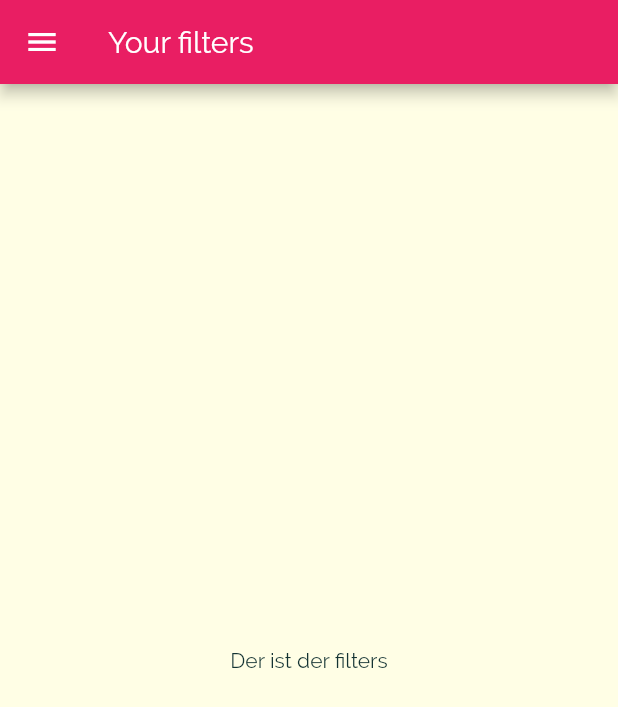
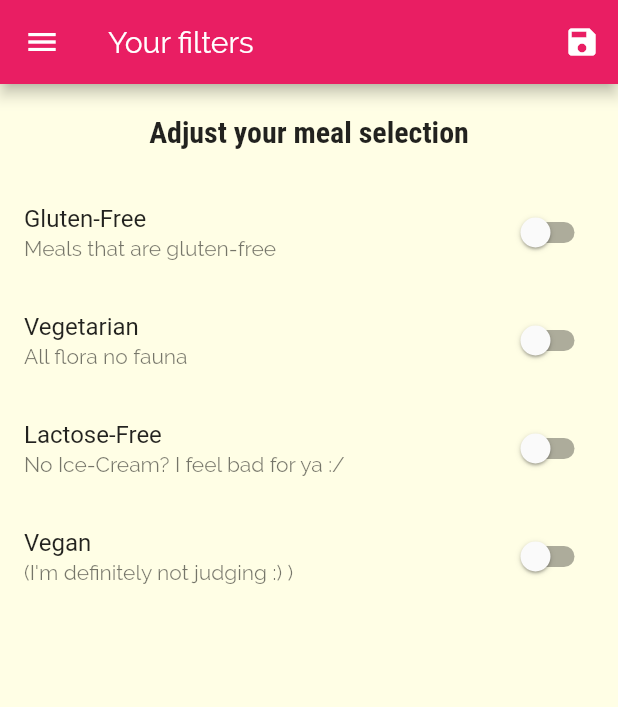
Before and after one commit to avigiri23/PageNavDemo, a Flutter app: the FilterScreen screen opened by its route, on a phone screen of 412 x 824 dp. Shown: the top 707 px of the screen. Run offline on Flutter 3.47's test engine with Material 2 defaults, Android fonts, the light colour scheme and no system bars.

Commit message:
wrapped up.

```diff
--- a/lib/main.dart
+++ b/lib/main.dart
@@ -1,4 +1,6 @@
 import 'package:flutter/material.dart';
+import 'package:meal_planner/dummy_data.dart';
+import 'package:meal_planner/models/meal.dart';
 import 'package:meal_planner/screens/filters_screen.dart';
 import 'package:meal_planner/screens/meal_detail_screen.dart';
 import 'screens/categories_meals_screen.dart';
@@ -10,7 +12,64 @@ void main() {
   runApp(MyApp());
 }
 
-class MyApp extends StatelessWidget {
+class MyApp extends StatefulWidget {
+  @override
+  _MyAppState createState() => _MyAppState();
+}
+
+class _MyAppState extends State<MyApp> {
+  // ignore: unused_field
+  Map<String, bool> _filters = {
+    'gluten': false,
+    'lactose': false,
+    'vegan': false,
+    'vegetarian': false,
+  };
+
+  void _setFilters(Map<String, bool> filterData) {
+    setState(() {
+      _filters = filterData;
+
+      _availableMeals = DUMMY_MEALS.where((meal) {
+        if (_filters['gluten'] && !meal.isGlutenFree) {
+          return false;
+        }
+        if (_filters['lactose'] && !meal.isLactoseFree) {
+          return false;
+        }
+        if (_filters['vegan'] && !meal.isVegan) {
+          return false;
+        }
+        if (_filters['vegetarian'] && !meal.isVegetarian) {
+          return false;
+        }
+        return true;
+      }).toList();
+    });
+  }
+
+  List<Meal> _availableMeals = DUMMY_MEALS;
+  List<Meal> _favouriteMeals = [];
+
+  void _toggleFavourite(String mealId) {
+    final existingIndex =
+        _favouriteMeals.indexWhere((meal) => meal.id == mealId);
+    if (existingIndex >= 0) {
+      setState(() {
+        _favouriteMeals.removeAt(existingIndex);
+      });
+    } else {
+      setState(() {
+        _favouriteMeals
+            .add(DUMMY_MEALS.firstWhere((meal) => meal.id == mealId));
+      });
+    }
+  }
+
+  bool _isMealFavourite(String id) {
+    return _favouriteMeals.any((meal) => meal.id == id);
+  }
+
   @override
   Widget build(BuildContext context) {
     return MaterialApp(
@@ -34,12 +93,16 @@ class MyApp extends StatelessWidget {
               ),
             ),
       ),
-      home: TabsScreen(),
+      home: TabsScreen(_favouriteMeals),
       routes: {
-        CategoryMealsScreen.routeName: (ctx) => CategoryMealsScreen(),
-        MealDetailScreen.routeName: (ctx) => MealDetailScreen(),
-        FilterScreen.routeName: (ctx) => FilterScreen(),
+        CategoryMealsScreen.routeName: (ctx) =>
+            CategoryMealsScreen(_availableMeals),
+        MealDetailScreen.routeName: (ctx) =>
+            MealDetailScreen(_toggleFavourite, _isMealFavourite),
+        FilterScreen.routeName: (ctx) => FilterScreen(_filters, _setFilters),
       },
     );
   }
 }
+
+//resume from lec 30
--- a/lib/screens/categories_meals_screen.dart
+++ b/lib/screens/categories_meals_screen.dart
@@ -1,10 +1,11 @@
 import 'package:flutter/material.dart';
 import 'package:meal_planner/widgets/meal_item.dart';
-import '../dummy_data.dart';
 import '../models/meal.dart';
 
 class CategoryMealsScreen extends StatefulWidget {
   static const routeName = '/category-meals';
+  final List<Meal> availableMeals;
+  CategoryMealsScreen(this.availableMeals);
 
   @override
   _CategoryMealsScreenState createState() => _CategoryMealsScreenState();
@@ -23,16 +24,18 @@ class _CategoryMealsScreenState extends State<CategoryMealsScreen> {
       categoryTitle = routeArgs['title'];
       // ignore: unused_local_variable
       final categoryID = routeArgs['id'];
-      displayedMeals = DUMMY_MEALS.where((meal) {
+      displayedMeals = widget.availableMeals.where((meal) {
         return meal.categories.contains(categoryID);
       }).toList();
       _loadedInitData = true;
     }
 
+    // ignore: todo
     // TODO: implement didChangeDependencies
     super.didChangeDependencies();
   }
 
+  // ignore: unused_element
   void _removeMeal(String mealId) {
     setState(() {
       displayedMeals.removeWhere((element) => element.id == mealId);
@@ -54,7 +57,6 @@ class _CategoryMealsScreenState extends State<CategoryMealsScreen> {
             duration: displayedMeals[index].duration,
             complexity: displayedMeals[index].complexity,
             affordability: displayedMeals[index].affordability,
-            removeItem: _removeMeal,
           );
         },
         itemCount: displayedMeals.length,
--- a/lib/screens/filters_screen.dart
+++ b/lib/screens/filters_screen.dart
@@ -1,18 +1,114 @@
 import 'package:flutter/material.dart';
 import 'package:meal_planner/widgets/main_drawer.dart';
 
-class FilterScreen extends StatelessWidget {
+class FilterScreen extends StatefulWidget {
   static const routeName = '/filters';
+  final Function saveFilters;
+  final Map<String, bool> currentFilters;
+
+  FilterScreen(this.currentFilters, this.saveFilters);
+
+  @override
+  _FilterScreenState createState() => _FilterScreenState();
+}
+
+class _FilterScreenState extends State<FilterScreen> {
+  bool _glutenFree = false;
+  bool _vegetarian = false;
+  bool _vegan = false;
+  bool _lactoseFree = false;
+
+  @override
+  initState() {
+    _glutenFree = widget.currentFilters['gluten'];
+    _vegetarian = widget.currentFilters['vegetarian'];
+    _vegan = widget.currentFilters['vegan'];
+    _lactoseFree = widget.currentFilters['lactose'];
+
+    super.initState();
+  }
+
+  Widget _buildSwitchListTile(
+    String title,
+    String description,
+    bool currentValue,
+    Function updateValue,
+  ) {
+    return SwitchListTile(
+      title: Text(title),
+      value: currentValue,
+      subtitle: Text(description),
+      onChanged: updateValue,
+    );
+  }
+
   @override
   Widget build(BuildContext context) {
     return Scaffold(
-      drawer: MainDrawer(),
-      appBar: AppBar(
-        title: Text('Your filters'),
-      ),
-      body: Center(
-        child: Text('Der ist der filters'),
-      ),
-    );
+        drawer: MainDrawer(),
+        appBar: AppBar(
+          title: Text('Your filters'),
+          actions: [
+            IconButton(
+              icon: Icon(Icons.save),
+              onPressed: () {
+                final selectedFilters = {
+                  'gluten': _glutenFree,
+                  'lactose': _lactoseFree,
+                  'vegan': _vegan,
+                  'vegetarian': _vegetarian,
+                };
+                widget.saveFilters(selectedFilters);
+              },
+            )
+          ],
+        ),
+        body: Column(
+          children: [
+            Container(
+              padding: EdgeInsets.all(20),
+              child: Text(
+                'Adjust your meal selection',
+                // ignore: deprecated_member_use
+                style: Theme.of(context).textTheme.title,
+              ),
+            ),
+            Expanded(
+              child: ListView(
+                children: [
+                  _buildSwitchListTile(
+                      'Gluten-Free', 'Meals that are gluten-free', _glutenFree,
+                      (newValue) {
+                    setState(() {
+                      _glutenFree = newValue;
+                    });
+                  }),
+                  _buildSwitchListTile(
+                      'Vegetarian', 'All flora no fauna', _vegetarian,
+                      (newValue) {
+                    setState(() {
+                      _vegetarian = newValue;
+                    });
+                  }),
+                  _buildSwitchListTile(
+                      'Lactose-Free',
+                      'No Ice-Cream? I feel bad for ya :/',
+                      _lactoseFree, (newValue) {
+                    setState(() {
+                      _lactoseFree = newValue;
+                    });
+                  }),
+                  _buildSwitchListTile(
+                      'Vegan', '(I\'m definitely not judging :) )', _vegan,
+                      (newValue) {
+                    setState(() {
+                      _vegan = newValue;
+                    });
+                  }),
+                ],
+              ),
+            )
+          ],
+        ));
   }
 }
```
Also changed, not shown: lib/screens/favourites_screen.dart (+24 -3 lines), lib/screens/meal_detail_screen.dart (+6 -4 lines), lib/screens/tabs_screen.dart (+20 -10 lines), lib/widgets/meal_item.dart (+4 -8 lines).
